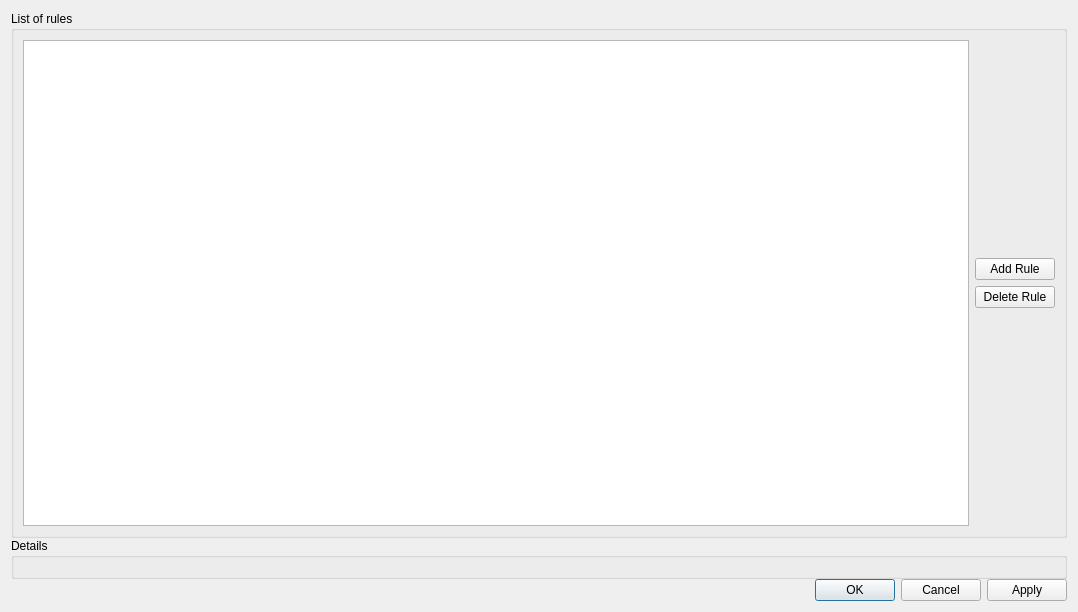
Above: client/src/ui/dialogs/business_rules_dialog.ui from networkoptix/nx_open before the change. Below: the same form after it.
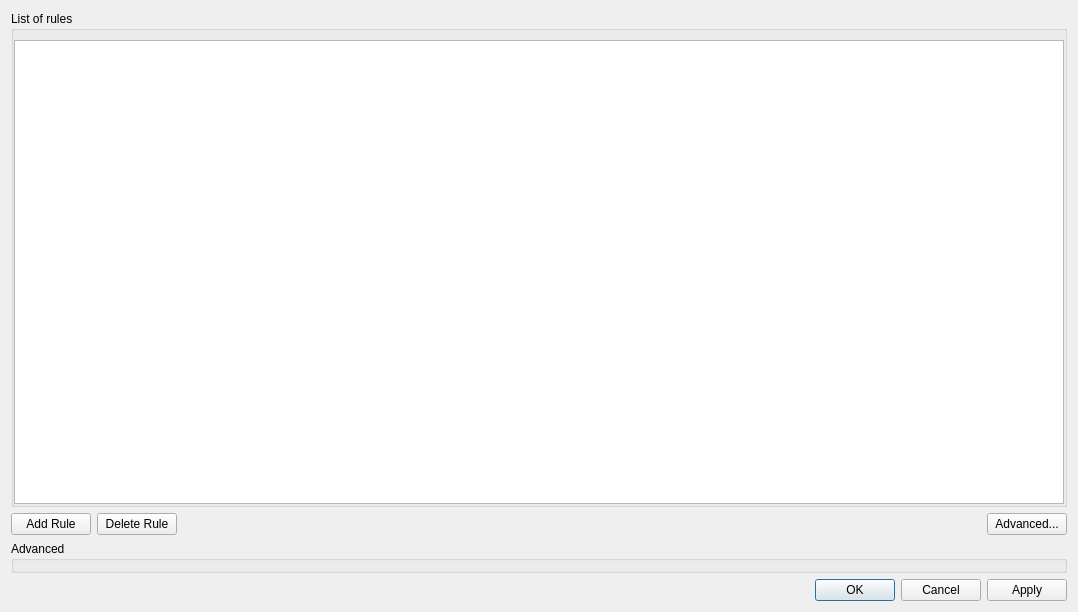
That is the form after the change.

Commit message:
Business rules dialog: advanced settings are hidden by default
<==== Mercurial data ====>
Branch: master

What changed in the file:
```diff
--- a/client/src/ui/dialogs/business_rules_dialog.ui
+++ b/client/src/ui/dialogs/business_rules_dialog.ui
@@ -13,16 +13,28 @@
   <property name="windowTitle">
    <string>Server Management Rules</string>
   </property>
-  <layout class="QVBoxLayout" name="verticalLayout_2">
-   <property name="spacing">
-    <number>0</number>
-   </property>
+  <layout class="QVBoxLayout" name="verticalLayout">
    <item>
     <widget class="QGroupBox" name="rulesGroupBox">
      <property name="title">
       <string>List of rules</string>
      </property>
      <layout class="QHBoxLayout" name="horizontalLayout">
+      <property name="spacing">
+       <number>6</number>
+      </property>
+      <property name="leftMargin">
+       <number>0</number>
+      </property>
+      <property name="topMargin">
+       <number>9</number>
+      </property>
+      <property name="rightMargin">
+       <number>0</number>
+      </property>
+      <property name="bottomMargin">
+       <number>0</number>
+      </property>
       <item>
        <widget class="QTableView" name="tableView">
         <property name="editTriggers">
@@ -57,21 +69,11 @@
         </attribute>
        </widget>
       </item>
-      <item>
-       <layout class="QVBoxLayout" name="verticalLayout">
-        <item>
-         <spacer name="verticalSpacer">
-          <property name="orientation">
-           <enum>Qt::Vertical</enum>
-          </property>
-          <property name="sizeHint" stdset="0">
-           <size>
-            <width>20</width>
-            <height>40</height>
-           </size>
-          </property>
-         </spacer>
-        </item>
+     </layout>
+    </widget>
+   </item>
+   <item>
+    <layout class="QHBoxLayout" name="horizontalLayout_2">
         <item>
          <widget class="QPushButton" name="addRuleButton">
           <property name="text">
@@ -87,29 +89,40 @@
          </widget>
         </item>
         <item>
-         <spacer name="verticalSpacer_2">
+      <spacer name="horizontalSpacer">
           <property name="orientation">
-           <enum>Qt::Vertical</enum>
+        <enum>Qt::Horizontal</enum>
           </property>
           <property name="sizeHint" stdset="0">
            <size>
-            <width>20</width>
-            <height>40</height>
+         <width>40</width>
+         <height>20</height>
            </size>
           </property>
          </spacer>
         </item>
-       </layout>
-      </item>
-     </layout>
-    </widget>
+     <item>
+      <widget class="QPushButton" name="advancedButton">
+       <property name="text">
+        <string>Advanced...</string>
+       </property>
+      </widget>
+     </item>
+    </layout>
    </item>
    <item>
     <widget class="QGroupBox" name="detailsGroupBox">
      <property name="title">
-      <string>Details</string>
+      <string>Advanced</string>
      </property>
-     <layout class="QVBoxLayout" name="detailsLayout"/>
+     <layout class="QVBoxLayout" name="detailsLayout">
+      <property name="rightMargin">
+       <number>0</number>
+      </property>
+      <property name="bottomMargin">
+       <number>0</number>
+      </property>
+     </layout>
     </widget>
    </item>
    <item>
```
Lines whose indentation alone changed are shown as unchanged. The commit also changes 2 other files.
